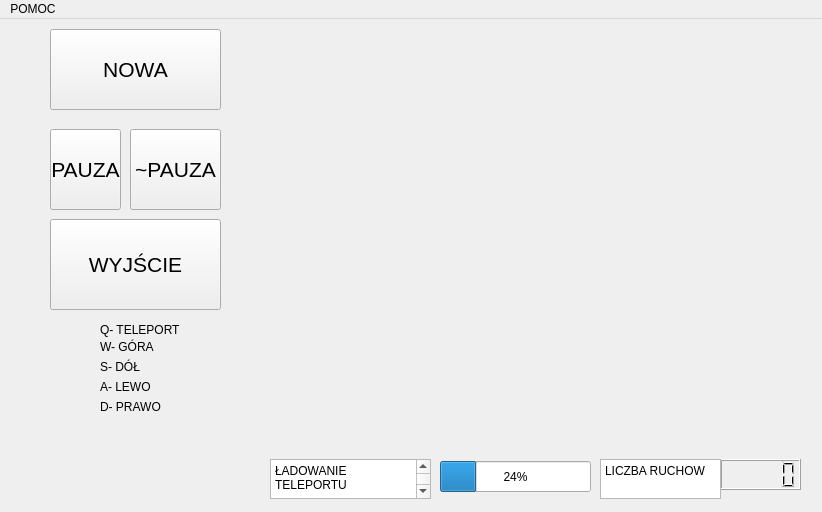
Old version of the form mainwindow.ui in the repository mszlachetka/labirynt.
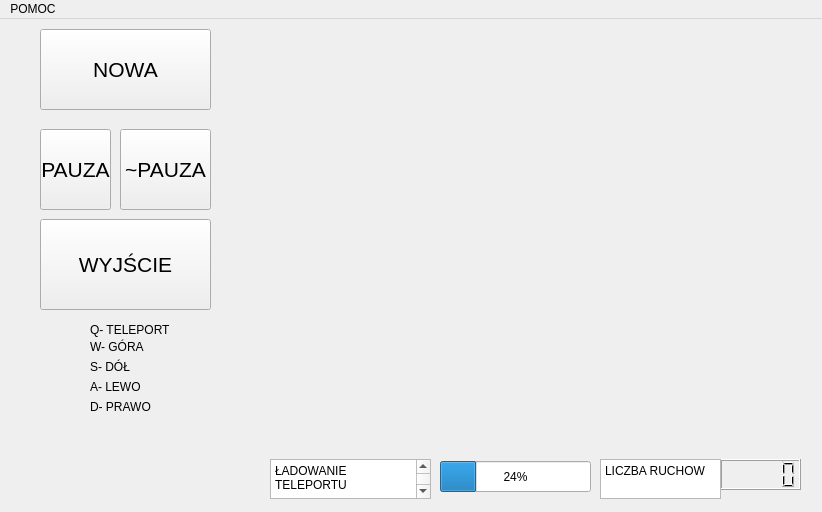
New version of the form.

The edit to the form file:
```diff
--- a/mainwindow.ui
+++ b/mainwindow.ui
@@ -32,7 +32,7 @@
    <widget class="QWidget" name="widget" native="true">
     <property name="geometry">
      <rect>
-      <x>40</x>
+      <x>30</x>
       <y>0</y>
       <width>191</width>
       <height>421</height>
```
